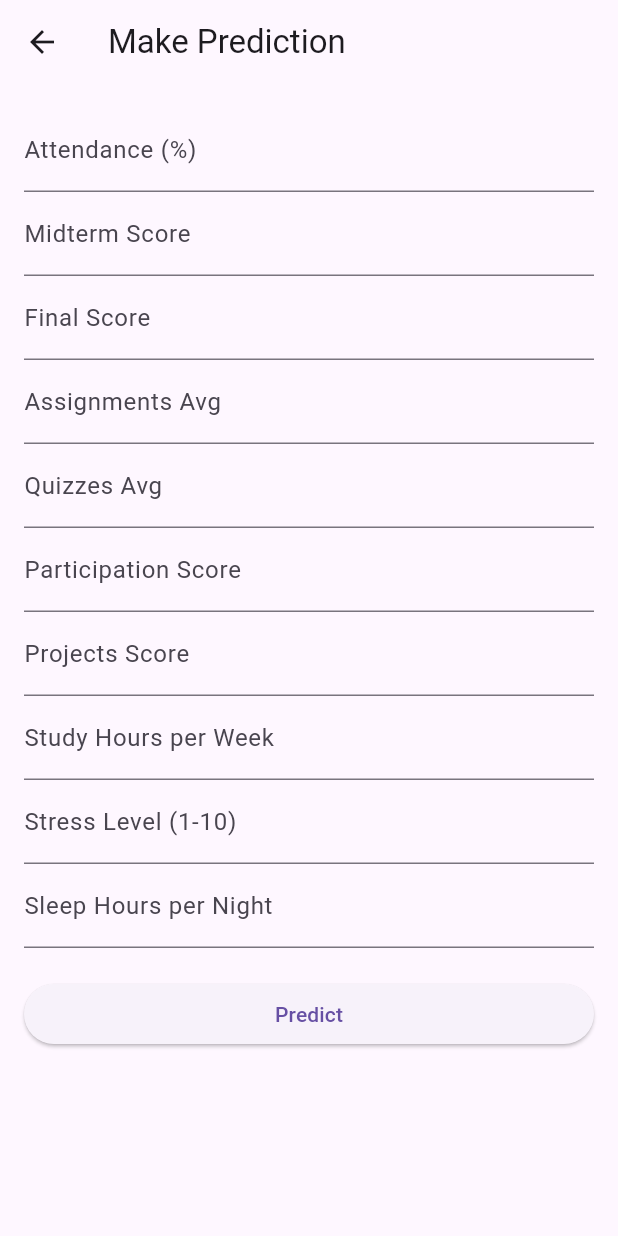
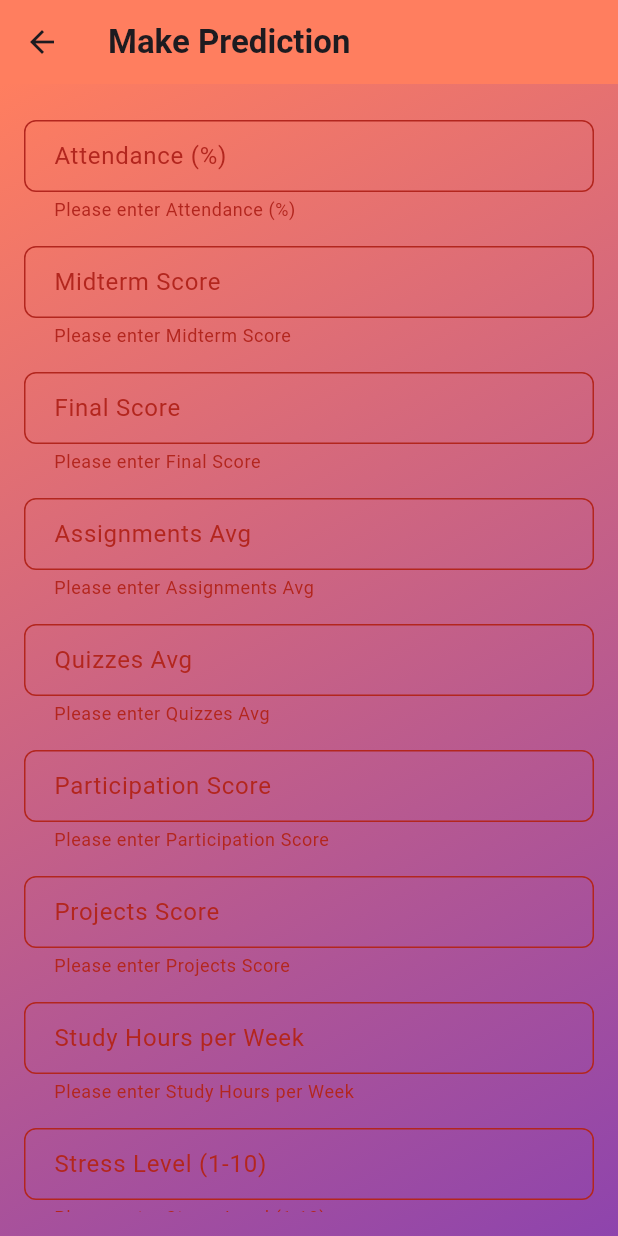
Before and after one commit to ngabo-dev/Linear-Regression-Model-Deployment, a Flutter app: the PredictionScreen screen opened directly, after a tap on "Predict", on a phone screen of 412 x 824 dp. Run offline on Flutter 3.47's test engine with Material 3 defaults, Android fonts, the light colour scheme and no system bars.

Commit message:
enhanced UI

```diff
--- a/summative/flutterapp/lib/prediction_screen.dart
+++ b/summative/flutterapp/lib/prediction_screen.dart
@@ -4,7 +4,7 @@ import 'dart:convert';
 import 'result_screen.dart';
 
 class PredictionScreen extends StatefulWidget {
-  const PredictionScreen({super.key});
+  const PredictionScreen({Key? key}) : super(key: key);
 
   @override
   _PredictionScreenState createState() => _PredictionScreenState();
@@ -13,34 +13,56 @@ class PredictionScreen extends StatefulWidget {
 class _PredictionScreenState extends State<PredictionScreen> {
   final _formKey = GlobalKey<FormState>();
 
-  TextEditingController attendanceController = TextEditingController();
-  TextEditingController midtermScoreController = TextEditingController();
-  TextEditingController finalScoreController = TextEditingController();
-  TextEditingController assignmentsAvgController = TextEditingController();
-  TextEditingController quizzesAvgController = TextEditingController();
-  TextEditingController participationScoreController = TextEditingController();
-  TextEditingController projectsScoreController = TextEditingController();
-  TextEditingController studyHoursController = TextEditingController();
-  TextEditingController stressLevelController = TextEditingController();
-  TextEditingController sleepHoursController = TextEditingController();
+  final TextEditingController attendanceController = TextEditingController();
+  final TextEditingController midtermScoreController = TextEditingController();
+  final TextEditingController finalScoreController = TextEditingController();
+  final TextEditingController assignmentsAvgController = TextEditingController();
+  final TextEditingController quizzesAvgController = TextEditingController();
+  final TextEditingController participationScoreController = TextEditingController();
+  final TextEditingController projectsScoreController = TextEditingController();
+  final TextEditingController studyHoursController = TextEditingController();
+  final TextEditingController stressLevelController = TextEditingController();
+  final TextEditingController sleepHoursController = TextEditingController();
 
   Future<void> makePrediction() async {
-    final url = 'http://0.0.0.0:8000/predict'; // Replace with actual API URL
+    const String url = 'https://linear-regression-model-1-ocmt.onrender.com/predict';
 
-    Map<String, dynamic> requestBody = {
-      'Attendance (%)': double.parse(attendanceController.text),
-      'Midterm_Score': double.parse(midtermScoreController.text),
-      'Final_Score': double.parse(finalScoreController.text),
-      'Assignments_Avg': double.parse(assignmentsAvgController.text),
-      'Quizzes_Avg': double.parse(quizzesAvgController.text),
-      'Participation_Score': double.parse(participationScoreController.text),
-      'Projects_Score': double.parse(projectsScoreController.text),
-      'Study_Hours_per_Week': double.parse(studyHoursController.text),
-      'Stress_Level (1-10)': double.parse(stressLevelController.text),
-      'Sleep_Hours_per_Night': double.parse(sleepHoursController.text),
-    };
+    if (!_formKey.currentState!.validate()) {
+      return;
+    }
+
+    _formKey.currentState!.save();
 
     try {
+      double attendance = double.parse(attendanceController.text);
+      double midtermScore = double.parse(midtermScoreController.text);
+      double finalScore = double.parse(finalScoreController.text);
+      double assignmentsAvg = double.parse(assignmentsAvgController.text);
+      double quizzesAvg = double.parse(quizzesAvgController.text);
+      double participationScore = double.parse(participationScoreController.text);
+      double projectsScore = double.parse(projectsScoreController.text);
+      double studyHours = double.parse(studyHoursController.text);
+      double stressLevel = double.parse(stressLevelController.text);
+      double sleepHours = double.parse(sleepHoursController.text);
+
+      double totalScore = (attendance + midtermScore + assignmentsAvg + quizzesAvg +
+              participationScore + projectsScore + studyHours + stressLevel + sleepHours) /
+          9;
+
+      Map<String, dynamic> requestBody = {
+        'attendance': attendance,
+        'midterm_score': midtermScore,
+        'assignments_avg': assignmentsAvg,
+        'quizzes_avg': quizzesAvg,
+        'participation_score': participationScore,
+        'projects_score': projectsScore,
+        'study_hours_per_week': studyHours,
+        'stress_level': stressLevel,
+        'sleep_hours_per_night': sleepHours,
+        'final_score': finalScore,
+        'total_score': totalScore,
+      };
+
       final response = await http.post(
         Uri.parse(url),
         headers: {'Content-Type': 'application/json'},
@@ -48,7 +70,8 @@ class _PredictionScreenState extends State<PredictionScreen> {
       );
 
       if (response.statusCode == 200) {
-        String prediction = json.decode(response.body)['prediction'];
+        List<dynamic> predictionList = json.decode(response.body)['prediction'];
+        String prediction = predictionList.isNotEmpty ? predictionList[0].toString() : "No prediction available";
         Navigator.push(
           context,
           MaterialPageRoute(
@@ -57,7 +80,7 @@ class _PredictionScreenState extends State<PredictionScreen> {
         );
       } else {
         ScaffoldMessenger.of(context).showSnackBar(
-          SnackBar(content: Text("Error: Unable to get prediction")),
+          const SnackBar(content: Text("Error: Unable to get prediction")),
         );
       }
     } catch (e) {
@@ -70,27 +93,45 @@ class _PredictionScreenState extends State<PredictionScreen> {
   @override
   Widget build(BuildContext context) {
     return Scaffold(
-      appBar: AppBar(title: Text('Make Prediction')),
-      body: Padding(
+      appBar: AppBar(
+        title: const Text('Make Prediction', style: TextStyle(fontWeight: FontWeight.bold)),
+        backgroundColor: Color(0xFFFF7E5F), // Orange-pink color
+      ),
+      body: Container(
+        decoration: BoxDecoration(
+          gradient: LinearGradient(
+            colors: [
+              Color(0xFFFF7E5F), // Orange-pink
+              Color(0xFF8E44AD),  // Purple
+            ],
+            begin: Alignment.topLeft,
+            end: Alignment.bottomRight,
+          ),
+        ),
         padding: const EdgeInsets.all(16.0),
         child: Form(
           key: _formKey,
           child: ListView(
             children: <Widget>[
-              textField(attendanceController, 'Attendance (%)'),
-              textField(midtermScoreController, 'Midterm Score'),
-              textField(finalScoreController, 'Final Score'),
-              textField(assignmentsAvgController, 'Assignments Avg'),
-              textField(quizzesAvgController, 'Quizzes Avg'),
-              textField(participationScoreController, 'Participation Score'),
-              textField(projectsScoreController, 'Projects Score'),
-              textField(studyHoursController, 'Study Hours per Week'),
-              textField(stressLevelController, 'Stress Level (1-10)'),
-              textField(sleepHoursController, 'Sleep Hours per Night'),
-              SizedBox(height: 20),
+              _buildTextField(attendanceController, 'Attendance (%)'),
+              _buildTextField(midtermScoreController, 'Midterm Score'),
+              _buildTextField(finalScoreController, 'Final Score'),
+              _buildTextField(assignmentsAvgController, 'Assignments Avg'),
+              _buildTextField(quizzesAvgController, 'Quizzes Avg'),
+              _buildTextField(participationScoreController, 'Participation Score'),
+              _buildTextField(projectsScoreController, 'Projects Score'),
+              _buildTextField(studyHoursController, 'Study Hours per Week'),
+              _buildTextField(stressLevelController, 'Stress Level (1-10)'),
+              _buildTextField(sleepHoursController, 'Sleep Hours per Night'),
+              const SizedBox(height: 24),
               ElevatedButton(
                 onPressed: makePrediction,
-                child: Text('Predict'),
+                style: ElevatedButton.styleFrom(
+                  backgroundColor: Color(0xFF8E44AD), // Purple color
+                  padding: const EdgeInsets.symmetric(vertical: 16),
+                  shape: RoundedRectangleBorder(borderRadius: BorderRadius.circular(8)),
+                ),
+                child: const Text('Predict', style: TextStyle(fontSize: 18)),
               ),
             ],
           ),
@@ -99,11 +140,30 @@ class _PredictionScreenState extends State<PredictionScreen> {
     );
   }
 
-  Widget textField(TextEditingController controller, String label) {
-    return TextFormField(
-      controller: controller,
-      keyboardType: TextInputType.number,
-      decoration: InputDecoration(labelText: label),
+  Widget _buildTextField(TextEditingController controller, String label) {
+    return Padding(
+      padding: const EdgeInsets.symmetric(vertical: 8.0),
+      child: TextFormField(
+        controller: controller,
+        keyboardType: TextInputType.number,
+        decoration: InputDecoration(
+          labelText: label,
+          border: OutlineInputBorder(borderRadius: BorderRadius.circular(8)),
+          contentPadding: const EdgeInsets.symmetric(horizontal: 16, vertical: 12),
+          focusedBorder: OutlineInputBorder(
+            borderSide: BorderSide(color: Color(0xFF8E44AD), width: 2.0), // Purple focused border
+          ),
+        ),
+        validator: (value) {
+          if (value == null || value.isEmpty) {
+            return 'Please enter $label';
+          }
+          if (double.tryParse(value) == null) {
+            return 'Enter a valid number';
+          }
+          return null;
+        },
+      ),
     );
   }
 }
--- a/summative/flutterapp/pubspec.yaml
+++ b/summative/flutterapp/pubspec.yaml
@@ -62,6 +62,9 @@ flutter:
   # assets:
   #   - images/a_dot_burr.jpeg
   #   - images/a_dot_ham.jpeg
+  assets:
+    - assets/sddefault.jpg
+
 
   # An image asset can refer to one or more resolution-specific "variants", see
   # https://flutter.dev/to/resolution-aware-images
```
Also changed, not shown: summative/flutterapp/lib/home_screen.dart (+83 -11 lines), summative/flutterapp/lib/result_screen.dart (+21 -6 lines), summative/flutterapp/assets/photo2020.jpg (added), summative/flutterapp/assets/sddefault.jpg (added), summative/flutterapp/pubspec.lock, 1 other file.
